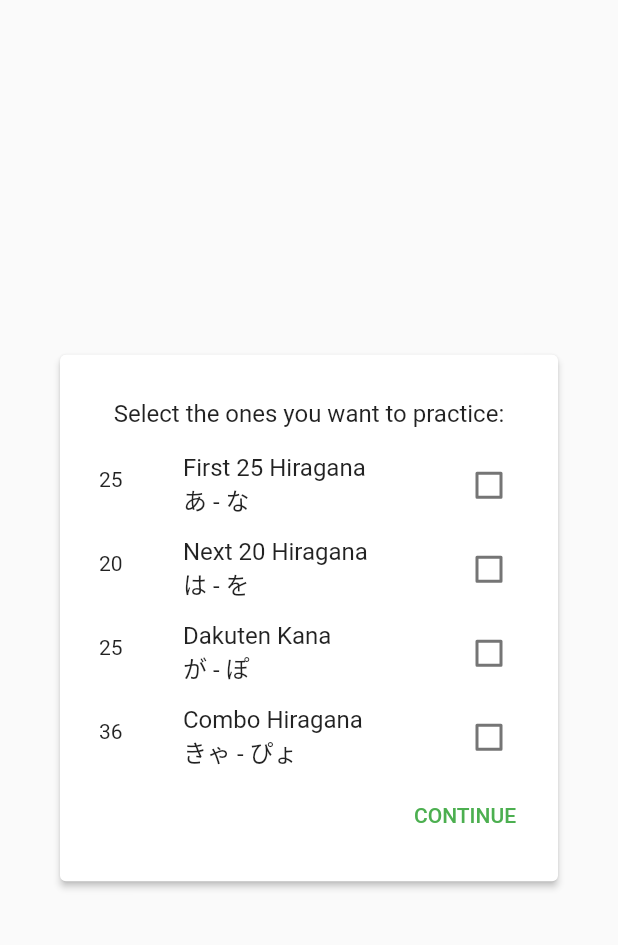
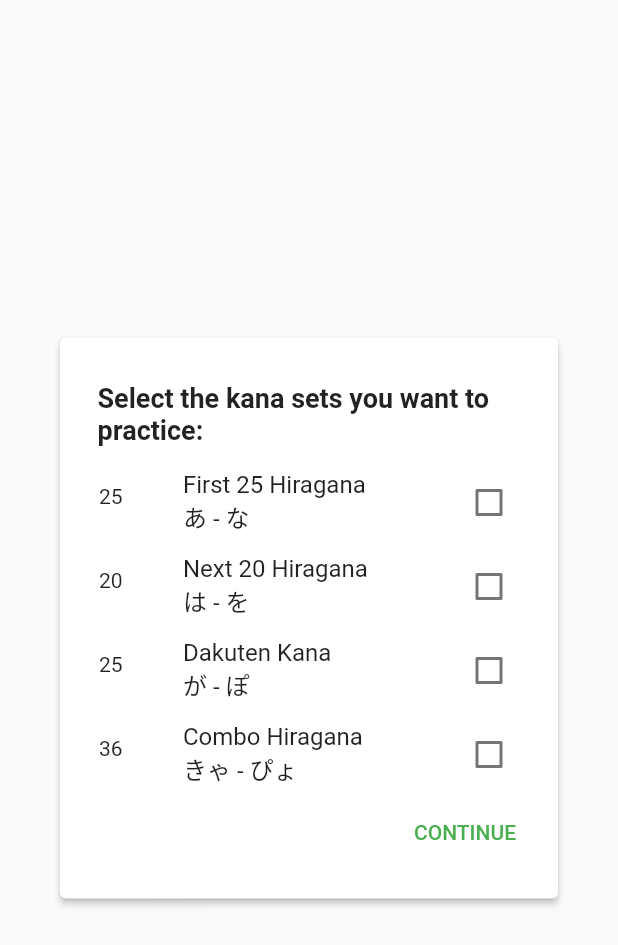
Before and after one commit to flyingcakes85/midori, a Flutter app: the CharSetDialog widget shown alone on an empty page, opened directly, on a phone screen of 412 x 824 dp. Shown: the top 945 px of the screen. Run offline on Flutter 3.47's test engine with Material 2 defaults, Android fonts, the phone set to English and light mode, and no system bars.

Commit message:
Format Dialog Promt Text

```diff
--- a/lib/dialogs/charset_dialog.dart
+++ b/lib/dialogs/charset_dialog.dart
@@ -37,10 +37,13 @@ class _CharSetDialogState extends State<CharSetDialog> {
           child: Column(mainAxisSize: MainAxisSize.min, children: [
             Padding(
                 padding: EdgeInsets.symmetric(vertical: 10),
-                child: Text(
-                  'Select the ones you want to practice:',
-                  style: TextStyle(fontSize: 16),
-                )),
+                child: Padding(
+                    padding: EdgeInsets.symmetric(horizontal: 15),
+                    child: Text(
+                      'Select the kana sets you want to practice:',
+                      style:
+                          TextStyle(fontSize: 18, fontWeight: FontWeight.bold),
+                    ))),
             CheckboxListTile(
               title:
                   Text(charSet.elementAt(chosenCharSet).elementAt(0)['text']),
```
